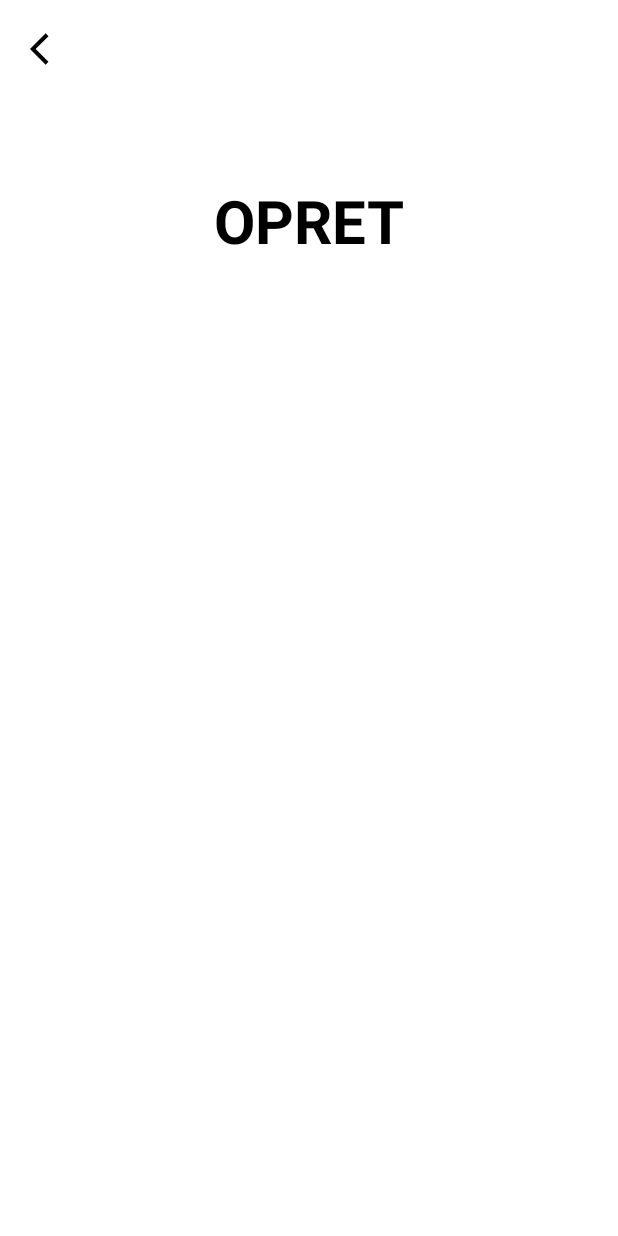
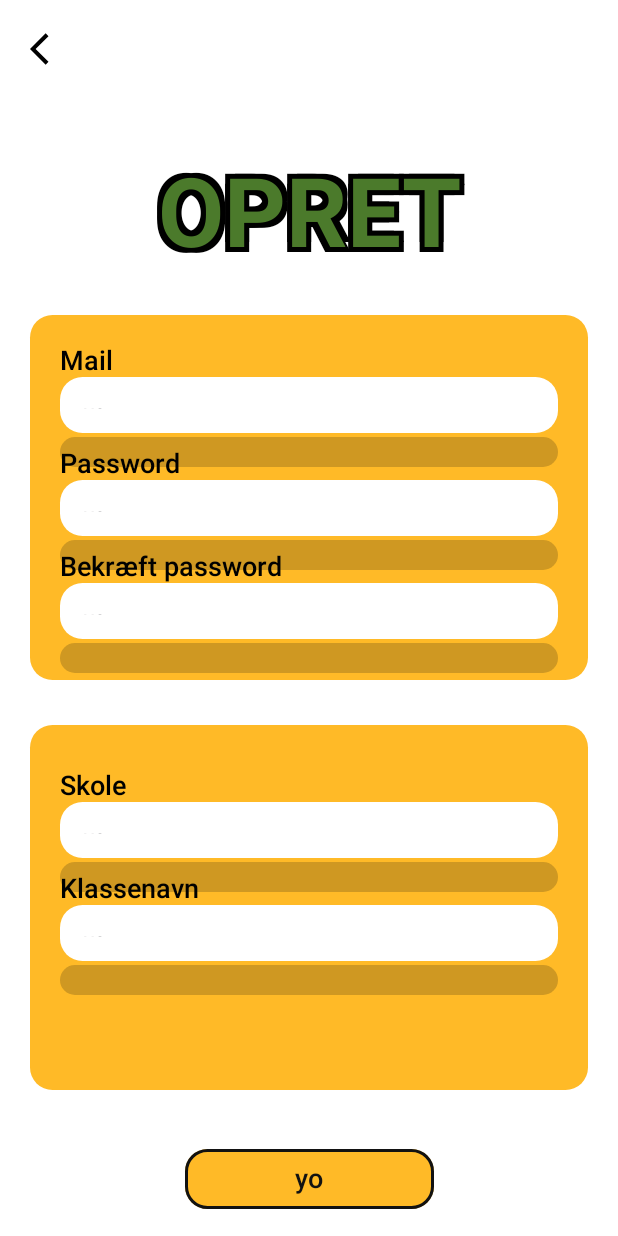
Before and after one commit to Christian-Skovgaard/gronKokken, an Android app built with Jetpack Compose: the @Preview function RegisterPreview, on a phone screen of 412 x 824 dp. Run offline under Robolectric (Android 15) with nearby library versions, the phone set to English and light mode, and no system bars.

Commit message:
added register part and more ui

```diff
--- a/app/src/main/java/com/example/gronkokken/MainActivity.kt
+++ b/app/src/main/java/com/example/gronkokken/MainActivity.kt
@@ -23,12 +23,7 @@ class MainActivity : ComponentActivity() {
         enableEdgeToEdge()
         setContent {
             GronKokkenTheme {
-                Scaffold(modifier = Modifier.fillMaxSize()) { innerPadding ->
-                    Greeting(
-                        name = "me",
-                        modifier = Modifier.padding(innerPadding)
-                    )
-                }
+                RegisterPage()
             }
         }
     }
@@ -46,7 +41,5 @@ fun Greeting(name: String, modifier: Modifier = Modifier) {
 @Preview(showBackground = true)
 @Composable
 fun GreetingPreview() {
-    GronKokkenTheme {
-        Greeting("Android")
-    }
+
 }
--- a/app/src/main/java/com/example/gronkokken/Register.kt
+++ b/app/src/main/java/com/example/gronkokken/Register.kt
@@ -1,27 +1,54 @@
 package com.example.gronkokken
 
-import android.graphics.Color
+
 import android.os.Bundle
 import androidx.activity.ComponentActivity
 import androidx.activity.compose.setContent
 import androidx.activity.enableEdgeToEdge
+import androidx.compose.foundation.BorderStroke
+import androidx.compose.foundation.background
+import androidx.compose.foundation.border
+import androidx.compose.foundation.layout.Box
 import androidx.compose.foundation.layout.Column
 import androidx.compose.foundation.layout.Spacer
 import androidx.compose.foundation.layout.fillMaxSize
 import androidx.compose.foundation.layout.fillMaxWidth
 import androidx.compose.foundation.layout.height
+import androidx.compose.foundation.layout.offset
 import androidx.compose.foundation.layout.padding
 import androidx.compose.foundation.layout.width
+import androidx.compose.foundation.shape.RoundedCornerShape
+import androidx.compose.material3.AlertDialogDefaults.shape
+import androidx.compose.material3.Button
+import androidx.compose.material3.ButtonDefaults
 import androidx.compose.material3.Icon
 import androidx.compose.material3.Scaffold
 import androidx.compose.material3.Text
+import androidx.compose.material3.TextField
+import androidx.compose.material3.TextFieldDefaults
 import androidx.compose.runtime.Composable
+import androidx.compose.runtime.getValue
+import androidx.compose.runtime.mutableStateOf
+import androidx.compose.runtime.remember
+import androidx.compose.runtime.setValue
 import androidx.compose.ui.Alignment
 import androidx.compose.ui.Modifier
+import androidx.compose.ui.draw.clip
+import androidx.compose.ui.draw.drawBehind
+import androidx.compose.ui.draw.shadow
+import androidx.compose.ui.geometry.CornerRadius
+import androidx.compose.ui.geometry.Offset
+import androidx.compose.ui.geometry.Size
+import androidx.compose.ui.graphics.Color
+import androidx.compose.ui.graphics.drawscope.DrawScope
+import androidx.compose.ui.graphics.drawscope.Stroke
+import androidx.compose.ui.graphics.graphicsLayer
 import androidx.compose.ui.graphics.painter.Painter
 import androidx.compose.ui.res.painterResource
+import androidx.compose.ui.text.TextStyle
 import androidx.compose.ui.text.font.FontWeight
 import androidx.compose.ui.tooling.preview.Preview
+import androidx.compose.ui.unit.TextUnit
 import androidx.compose.ui.unit.dp
 import androidx.compose.ui.unit.sp
 import com.example.gronkokken.ui.theme.GronKokkenTheme
@@ -30,17 +57,17 @@ class Register : ComponentActivity() {
     override fun onCreate(savedInstanceState: Bundle?) {
         super.onCreate(savedInstanceState)
             setContent {
-                RegisterPage()
+                RegisterPage(onClick = {})
             }
     }
 }
 
 @Composable
-fun RegisterPage() {
+fun RegisterPage(onClick: () -> Unit) {
     Column(
         modifier = Modifier
             .fillMaxSize()
-            .padding(20.dp)
+            .padding(20.dp),
         ) {
         Icon(
             painter = painterResource(R.drawable.baseline_arrow_back_ios_24),
@@ -52,13 +79,178 @@ fun RegisterPage() {
                 .fillMaxWidth(),
             horizontalAlignment = Alignment.CenterHorizontally
         ) {
-            Spacer(modifier = Modifier.height(80.dp))
-            Text(
+            Spacer(modifier = Modifier.height(60.dp))
+            OutlinedText(
                 text = "OPRET",
-                fontSize = 40.sp,
-                fontWeight = FontWeight.Bold,
+                fontSize = 64.sp,
+                outlineColor = Color.Black,
+                textColor = Color(0xFF4B7A2B)
             )
         }
+        Spacer(modifier = Modifier.height(30.dp))
+        Column(modifier = Modifier
+            .fillMaxWidth()
+            .height(243.dp)
+            .background(Color(0xFFFFBA27), shape = RoundedCornerShape(15.dp))
+            .padding(20.dp),
+        ) {
+            Text(
+                text = "Mail",
+                fontSize = 18.sp,
+                fontWeight = FontWeight.SemiBold
+            )
+            RegisterTextField()
+            Text(
+                text = "Password",
+                fontSize = 18.sp,
+                fontWeight = FontWeight.SemiBold,
+                modifier = Modifier.padding(top = 10.dp)
+            )
+            RegisterTextField()
+            Text(
+                text = "Bekræft password",
+                fontSize = 18.sp,
+                fontWeight = FontWeight.SemiBold,
+                modifier = Modifier.padding(top = 10.dp)
+            )
+            RegisterTextField()
+
+        }
+
+        Spacer(modifier = Modifier.height(30.dp))
+
+        Column(modifier = Modifier
+            .fillMaxWidth()
+            .height(243.dp)
+            .background(Color(0xFFFFBA27), shape = RoundedCornerShape(15.dp))
+            .padding(20.dp),
+        ) {
+            Text(
+                text = "Skole",
+                fontSize = 18.sp,
+                fontWeight = FontWeight.SemiBold,
+                modifier = Modifier.padding(top = 10.dp)
+            )
+            RegisterTextField()
+            Text(
+                text = "Klassenavn",
+                fontSize = 18.sp,
+                fontWeight = FontWeight.SemiBold,
+                modifier = Modifier.padding(top = 10.dp)
+            )
+            RegisterTextField()
+        }
+        Column(
+            modifier = Modifier
+                .fillMaxWidth()
+            ,
+            horizontalAlignment = Alignment.CenterHorizontally
+        ) {
+            Button(
+                onClick = {onClick()},
+                modifier = Modifier
+                    .offset(0.dp, 35.dp)
+                    .width(166.dp),
+                border = BorderStroke(2.dp, Color(0xFF121212)),
+                shape = RoundedCornerShape(15.dp),
+                colors = ButtonDefaults.buttonColors(
+                    containerColor = Color(0xFFFFBA27),
+                    contentColor = Color(0xff121212)
+                )
+                ) {
+                Text(
+                    text = "yo",
+                    fontSize = 18.sp,
+                    fontWeight = FontWeight.SemiBold,
+                    )
+            }
+
+        }
+    }
+
+
+}
+
+@Composable
+fun OutlinedText(
+    text: String,
+    fontSize: TextUnit = 40.sp,
+    outlineColor: Color = Color.Black,
+    textColor: Color = Color.White,
+    strokeWidth: Float = 5f,
+    fontWeight: FontWeight = FontWeight.Bold
+) {
+    Box {
+        // Tegn omridset ved at tegne teksten flere gange med forskydning
+        val offsets = listOf(
+            Offset(-strokeWidth, -strokeWidth),
+            Offset( strokeWidth, -strokeWidth),
+            Offset(-strokeWidth,  strokeWidth),
+            Offset( strokeWidth,  strokeWidth)
+        )
+        for (offset in offsets) {
+            Text(
+                text = text,
+                fontSize = fontSize,
+                color = outlineColor,
+                fontWeight = fontWeight,
+                modifier = Modifier.graphicsLayer {
+                    translationX = offset.x
+                    translationY = offset.y
+                }
+            )
+        }
+
+        // Tegn den faktiske tekst øverst
+        Text(
+            text = text,
+            fontSize = fontSize,
+            color = textColor,
+            fontWeight = fontWeight,
+        )
+    }
+}
+
+@Composable
+fun RegisterTextField() {
+
+    var text by remember { mutableStateOf("yo") }
+
+    Box(
+        modifier = Modifier
+            .fillMaxWidth()
+            .drawBehind {
+                val shadowColor = Color(0xFF121212).copy(alpha = 0.2f)
+                val shadowHeight = 20.dp.toPx()
+                drawRoundRect(
+                    color = shadowColor,
+                    topLeft = Offset(0f,  60f),
+                    size = Size(size.width, shadowHeight),
+                    cornerRadius = CornerRadius(25.dp.toPx(), 25.dp.toPx())
+                )
+            }
+    ) {
+
+        TextField(
+            value = text,
+            onValueChange = {text = it},
+            modifier = Modifier
+                .fillMaxWidth()
+                .background(color = Color(0xFFFFFFFF), shape = RoundedCornerShape(15.dp))
+                .height(37.dp)
+
+            ,
+            colors = TextFieldDefaults.colors(
+                unfocusedContainerColor = Color.Transparent,
+                focusedContainerColor = Color.Transparent,
+                unfocusedIndicatorColor = Color.Transparent,
+                focusedIndicatorColor = Color.Transparent,
+                disabledContainerColor = Color.Transparent,
+                disabledIndicatorColor = Color.Transparent,
+
+                )
+
+        )
     }
 
 
@@ -67,5 +259,5 @@ fun RegisterPage() {
 @Preview(showBackground = true)
 @Composable
 fun RegisterPreview() {
-    RegisterPage()
+    RegisterPage(onClick = {})
 }
```
